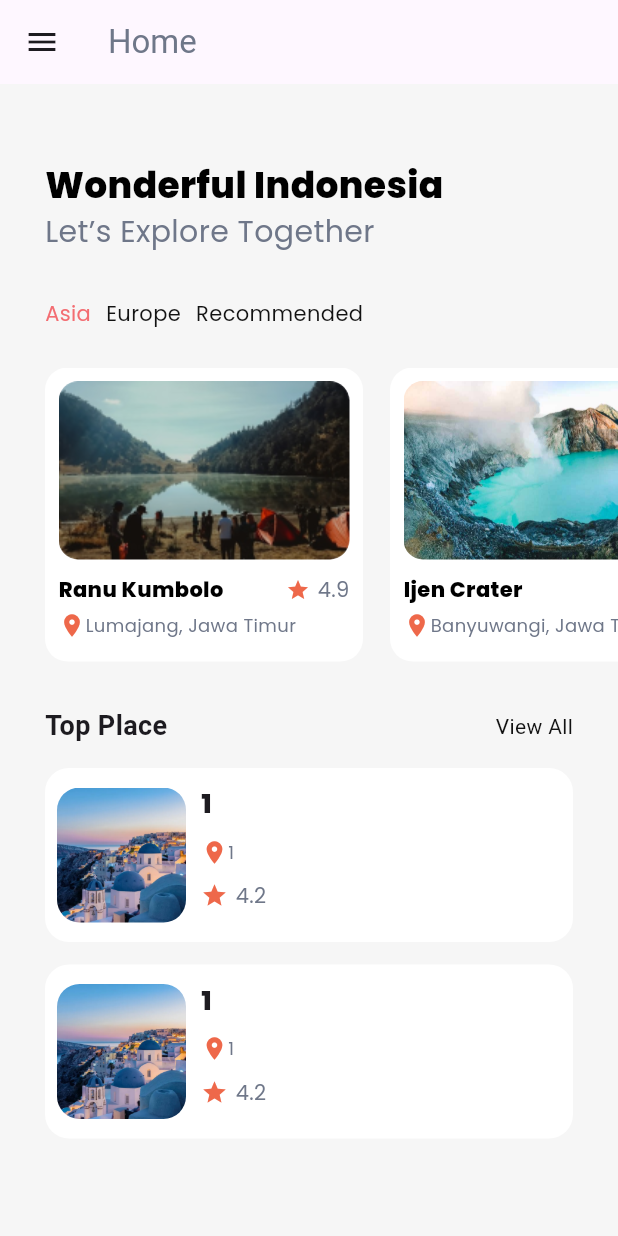
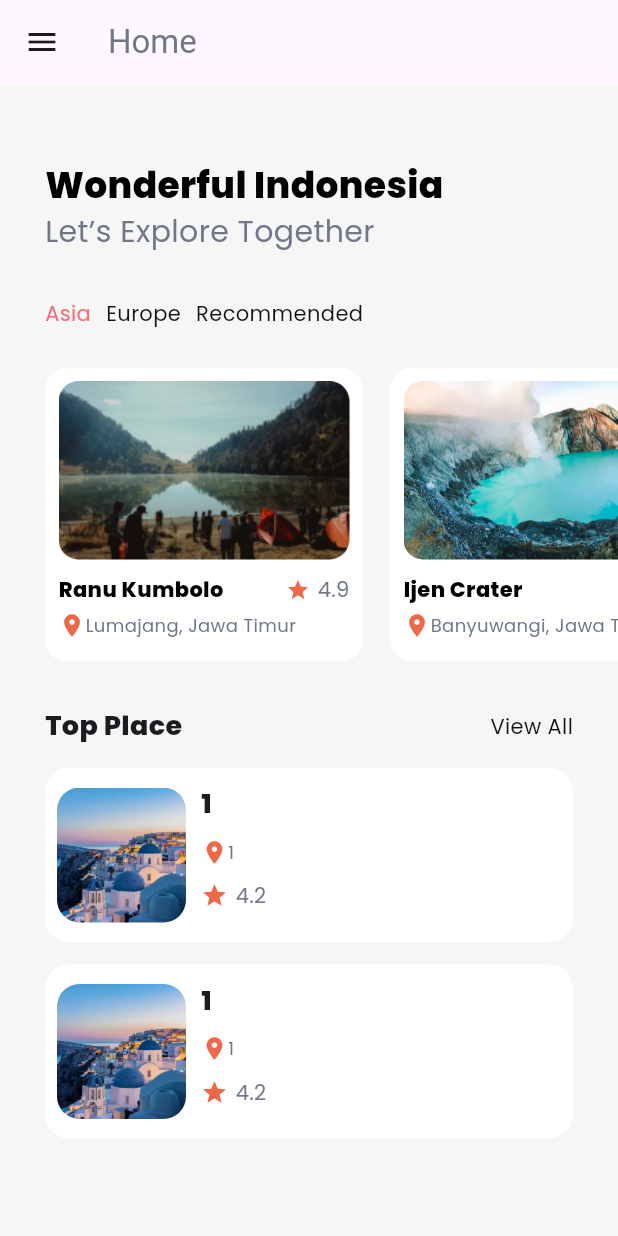
Before and after one commit to Desp0o/flutter-first-proj, a Flutter app: the screen it shows after launch, on a phone screen of 412 x 824 dp. Run offline on Flutter 3.47's test engine with Material 3 defaults, Android fonts, the light colour scheme and no system bars.

Commit message:
update font family

```diff
--- a/lib/widgets/top_places.dart
+++ b/lib/widgets/top_places.dart
@@ -17,12 +17,18 @@ class TopPlaces extends StatelessWidget {
             children: [
               Text(
                 'Top Place',
-                style: TextStyle(fontSize: 18, fontWeight: FontWeight.w600),
+                style: TextStyle(
+                    fontFamily: 'Poppins',
+                    fontSize: 18,
+                    fontWeight: FontWeight.w600),
               ),
               RawGestureDetector(
                 child: Text(
                   'View All',
-                  style: TextStyle(color: Color(0xff121212), fontSize: 14),
+                  style: TextStyle(
+                      fontFamily: 'Poppins',
+                      color: Color(0xff121212),
+                      fontSize: 14),
                 ),
               )
             ],
```
